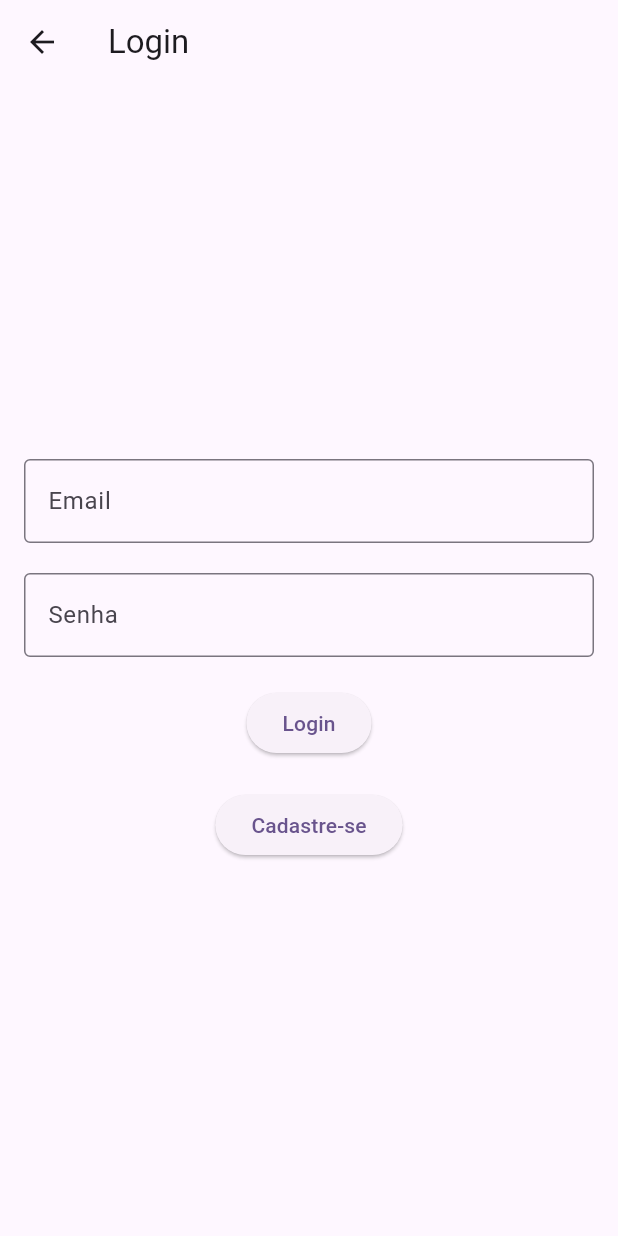
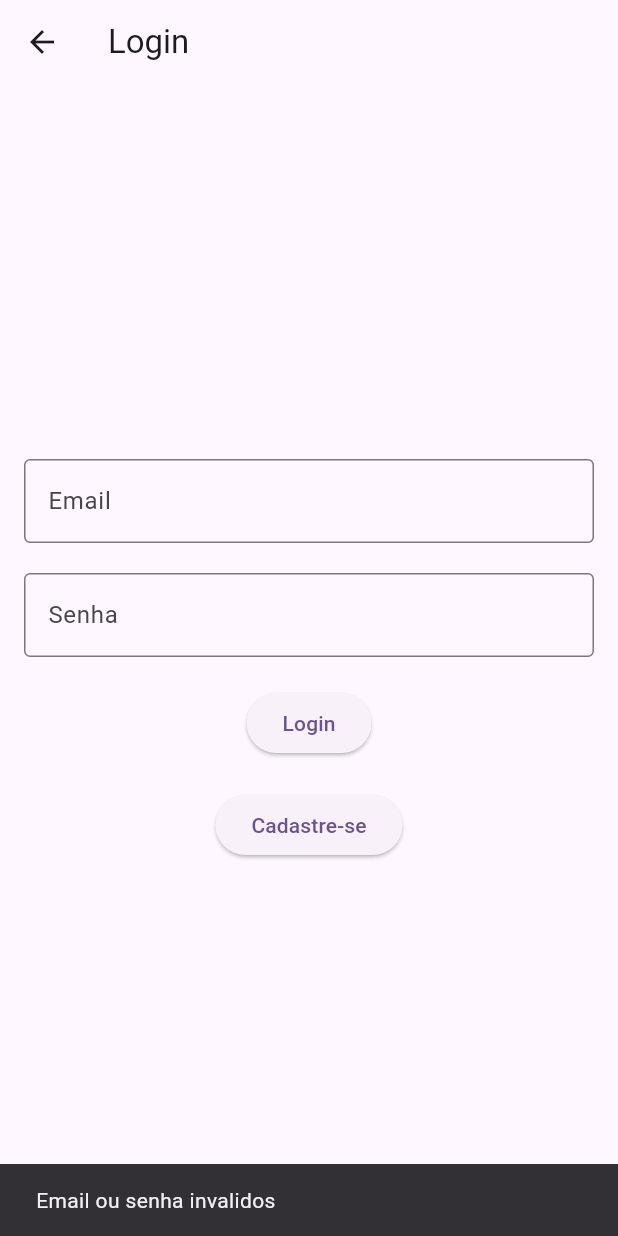
Before and after one commit to andressacamile/flutter_application_1, a Flutter app: the LoginPage screen opened directly, after a tap on "Login", on a phone screen of 412 x 824 dp. Run offline on Flutter 3.47's test engine with Material 3 defaults, Android fonts, the phone set to English and light mode, and no system bars; our stand-ins replace device_preview, sqflite; accounts and stored records are empty.

Commit message:
alteraçoes do login e register

```diff
--- a/lib/HomePage.dart
+++ b/lib/HomePage.dart
@@ -97,7 +97,7 @@ class _HomePageState extends State<HomePage> {
         },
       ),
       bottomNavigationBar: BottomNavigationBar(
-        backgroundColor:  Color.fromARGB(219, 0, 0, 0),
+        backgroundColor:  Color(0xFF673AB7),
         unselectedItemColor: Colors.white, // Define a cor dos ícones não selecionados
         items: const <BottomNavigationBarItem>[
           BottomNavigationBarItem(
--- a/lib/LoginPage.dart
+++ b/lib/LoginPage.dart
@@ -1,7 +1,11 @@
 import 'package:flutter/material.dart';
 import 'package:flutter_application_1/RegisterPage.dart';
+import 'package:flutter_application_1/database_helper.dart';
 
 class LoginPage extends StatelessWidget {
+  final TextEditingController _emailController = TextEditingController();
+  final TextEditingController _passwordController = TextEditingController();
+
   @override
   Widget build(BuildContext context) {
     return Scaffold(
@@ -15,6 +19,7 @@ class LoginPage extends StatelessWidget {
             mainAxisAlignment: MainAxisAlignment.center,
             children: [
               TextFormField(
+                controller: _emailController,
                 decoration: InputDecoration(
                   labelText: 'Email',
                   border: OutlineInputBorder(),
@@ -22,6 +27,7 @@ class LoginPage extends StatelessWidget {
               ),
               SizedBox(height: 20),
               TextFormField(
+                controller:  _passwordController,
                 decoration: InputDecoration(
                   labelText: 'Senha',
                   border: OutlineInputBorder(),
@@ -30,8 +36,16 @@ class LoginPage extends StatelessWidget {
               ),
               SizedBox(height: 20),
               ElevatedButton(
-                onPressed: () {
-                  // Implementar aqui a lógica de autenticação
+                onPressed: ()  async{
+                  var user = await DatabaseHelper().authenticateUser(
+                  _emailController.text,
+                  _passwordController.text,
+                  );
+                  if(user != null){
+                    ScaffoldMessenger.of(context).showSnackBar(SnackBar(content: Text('Login realizado com sucesso!')));
+                  }else{
+                    ScaffoldMessenger.of(context).showSnackBar(SnackBar(content: Text('Email ou senha invalidos')));
+                  }
                 },
                 child: Text('Login'),
               ),
--- /dev/null
+++ b/lib/database_helper.dart
@@ -0,0 +1,46 @@
+import 'package:sqflite/sqflite.dart';
+import 'package:path/path.dart';
+
+class DatabaseHelper {
+  static final DatabaseHelper _instance = DatabaseHelper._internal();
+  factory DatabaseHelper() => _instance;
+  DatabaseHelper._internal();
+
+  static Database? _database;
+
+  Future<Database> get database async {
+    if (_database != null) return _database!;
+    _database = await _initDatabase();
+    return _database!;
+  }
+
+  Future<Database> _initDatabase() async {
+    String path = join(await getDatabasesPath(), 'app_database.db');
+    return await openDatabase(
+      path,
+      version: 1,
+      onCreate: _onCreate,
+    );
+  }
+
+  Future _onCreate(Database db, int version) async {
+    await db.execute(
+      'CREATE TABLE users(id INTEGER PRIMARY KEY AUTOINCREMENT, name TEXT, cpf TEXT, email TEXT, phone TEXT, password TEXT)',
+    );
+  }
+
+  Future<int> registerUser(String name, String cpf, String email, String phone, String password) async {
+    final db = await database;
+    var res = await db.insert('users', {'name': name, 'cpf': cpf, 'email': email, 'phone': phone, 'password': password});
+    return res;
+  }
+
+  Future<Map<String, dynamic>?> authenticateUser(String email, String password) async {
+    final db = await database;
+    var res = await db.query('users', where: 'email = ? AND password = ?', whereArgs: [email, password]);
+    if (res.isNotEmpty) {
+      return res.first;
+    }
+    return null;
+  }
+}
```
Also changed, not shown: lib/ChatPage.dart (+169 -10 lines), lib/registerpage.dart (+13 -3 lines), pubspec.yaml (+5 -3 lines), assets/images/imagem.jpg (added), pubspec.lock, 3 other files.
